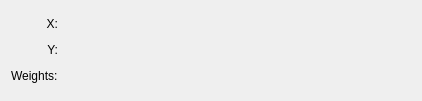
Kst-plot/kst, file src/plugins/fits/gradient_weighted/fitgradient_weightedconfig.ui: the form before one commit.
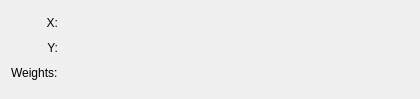
The form after the commit. Custom widgets are drawn as their Qt base class.

The edit to the form file:
```diff
--- a/src/plugins/fits/gradient_weighted/fitgradient_weightedconfig.ui
+++ b/src/plugins/fits/gradient_weighted/fitgradient_weightedconfig.ui
@@ -6,8 +6,8 @@
    <rect>
     <x>0</x>
     <y>0</y>
-    <width>422</width>
-    <height>101</height>
+    <width>420</width>
+    <height>99</height>
    </rect>
   </property>
   <property name="minimumSize">
```
Left out of the diff: 6 changed lines with no effect on the pictures.
